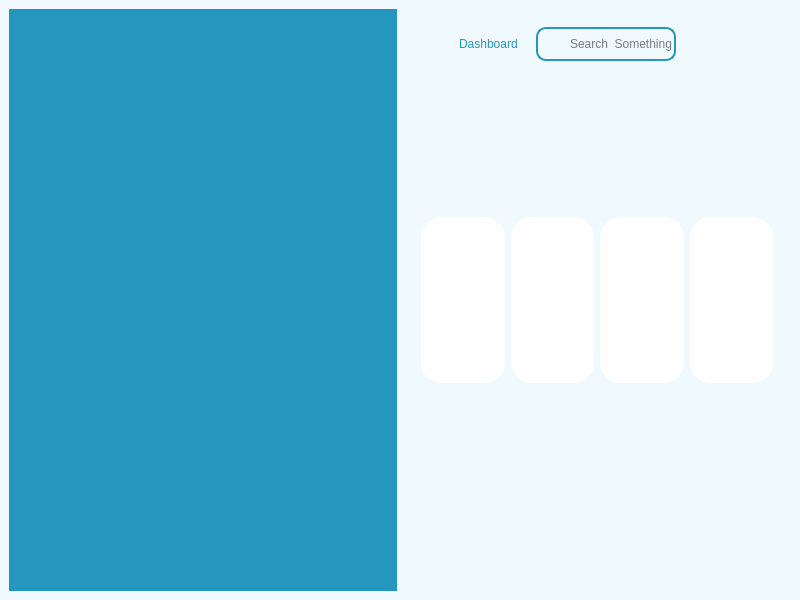
pmanht/FL-SemNet-app, file interface.ui: the form before one commit.
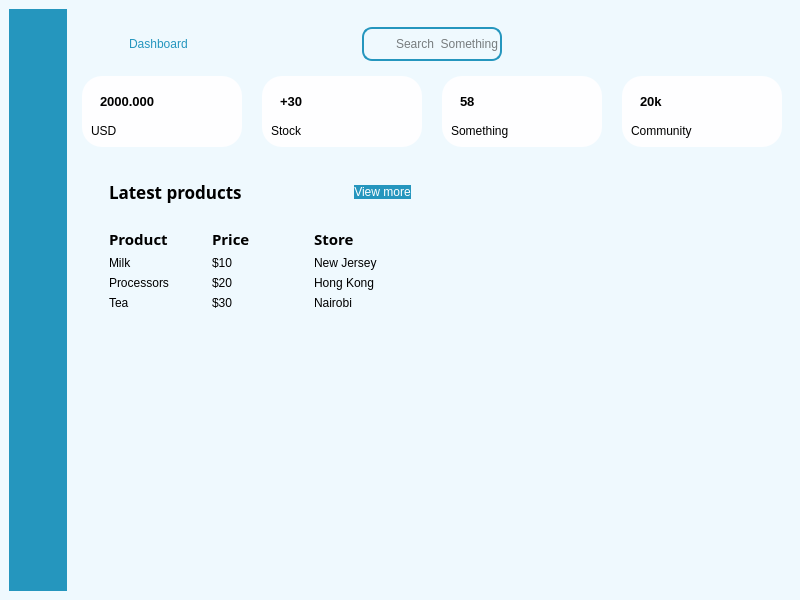
The form after the commit. Icons and pictures are not drawn.

What changed in the file:
```diff
--- a/interface.ui
+++ b/interface.ui
@@ -19,6 +19,7 @@
 	color:#000;
 	border: none;
 }
+
 #centralwidget {
 	background-color: #eff9fe;
 }
@@ -43,6 +44,12 @@
 #card1, #card2, #card3, #card4 {
 	background-color: #fefeff;
 	border-radius: 20px;
+}
+
+#pushButton {
+	background-color: #2596be;
+	color: #fff;
+	border-radius: 10px;
 }</string>
    </property>
    <layout class="QHBoxLayout" name="horizontalLayout">
@@ -215,51 +222,517 @@
           </size>
          </property>
          <layout class="QHBoxLayout" name="horizontalLayout_7">
+          <property name="spacing">
+           <number>20</number>
+          </property>
+          <property name="leftMargin">
+           <number>0</number>
+          </property>
+          <property name="topMargin">
+           <number>0</number>
+          </property>
+          <property name="rightMargin">
+           <number>0</number>
+          </property>
+          <property name="bottomMargin">
+           <number>0</number>
+          </property>
           <item>
            <widget class="QFrame" name="card1">
+            <property name="minimumSize">
+             <size>
+              <width>160</width>
+              <height>0</height>
+             </size>
+            </property>
             <property name="frameShape">
              <enum>QFrame::StyledPanel</enum>
             </property>
             <property name="frameShadow">
              <enum>QFrame::Raised</enum>
             </property>
+            <layout class="QVBoxLayout" name="verticalLayout_2">
+             <item alignment="Qt::AlignTop">
+              <widget class="QFrame" name="frame">
+               <property name="enabled">
+                <bool>true</bool>
+               </property>
+               <property name="frameShape">
+                <enum>QFrame::StyledPanel</enum>
+               </property>
+               <property name="frameShadow">
+                <enum>QFrame::Raised</enum>
+               </property>
+               <layout class="QHBoxLayout" name="horizontalLayout_8">
+                <item>
+                 <widget class="QLabel" name="label">
+                  <property name="font">
+                   <font>
+                    <pointsize>10</pointsize>
+                    <bold>true</bold>
+                   </font>
+                  </property>
+                  <property name="text">
+                   <string>2000.000</string>
+                  </property>
+                 </widget>
+                </item>
+                <item>
+                 <widget class="QLabel" name="label_3">
+                  <property name="maximumSize">
+                   <size>
+                    <width>30</width>
+                    <height>30</height>
+                   </size>
+                  </property>
+                  <property name="text">
+                   <string/>
+                  </property>
+                  <property name="pixmap">
+                   <pixmap resource="resources.qrc">:/blueIcons/asserts/icons/blue/shopping-cart.png</pixmap>
+                  </property>
+                  <property name="scaledContents">
+                   <bool>true</bool>
+                  </property>
+                 </widget>
+                </item>
+               </layout>
+              </widget>
+             </item>
+             <item alignment="Qt::AlignTop">
+              <widget class="QLabel" name="label_4">
+               <property name="text">
+                <string>USD</string>
+               </property>
+              </widget>
+             </item>
+            </layout>
            </widget>
           </item>
           <item>
            <widget class="QFrame" name="card2">
+            <property name="minimumSize">
+             <size>
+              <width>160</width>
+              <height>0</height>
+             </size>
+            </property>
             <property name="frameShape">
              <enum>QFrame::StyledPanel</enum>
             </property>
             <property name="frameShadow">
              <enum>QFrame::Raised</enum>
             </property>
+            <layout class="QVBoxLayout" name="verticalLayout_3">
+             <item alignment="Qt::AlignTop">
+              <widget class="QFrame" name="frame_2">
+               <property name="enabled">
+                <bool>true</bool>
+               </property>
+               <property name="frameShape">
+                <enum>QFrame::StyledPanel</enum>
+               </property>
+               <property name="frameShadow">
+                <enum>QFrame::Raised</enum>
+               </property>
+               <layout class="QHBoxLayout" name="horizontalLayout_9">
+                <item>
+                 <widget class="QLabel" name="label_6">
+                  <property name="font">
+                   <font>
+                    <pointsize>10</pointsize>
+                    <bold>true</bold>
+                   </font>
+                  </property>
+                  <property name="text">
+                   <string>+30</string>
+                  </property>
+                 </widget>
+                </item>
+                <item>
+                 <widget class="QLabel" name="label_7">
+                  <property name="maximumSize">
+                   <size>
+                    <width>30</width>
+                    <height>30</height>
+                   </size>
+                  </property>
+                  <property name="text">
+                   <string/>
+                  </property>
+                  <property name="pixmap">
+                   <pixmap resource="resources.qrc">:/blueIcons/asserts/icons/blue/credit-card.png</pixmap>
+                  </property>
+                  <property name="scaledContents">
+                   <bool>true</bool>
+                  </property>
+                 </widget>
+                </item>
+               </layout>
+              </widget>
+             </item>
+             <item alignment="Qt::AlignTop">
+              <widget class="QLabel" name="label_5">
+               <property name="text">
+                <string>Stock</string>
+               </property>
+              </widget>
+             </item>
+            </layout>
            </widget>
           </item>
           <item>
            <widget class="QFrame" name="card4">
+            <property name="minimumSize">
+             <size>
+              <width>160</width>
+              <height>0</height>
+             </size>
+            </property>
             <property name="frameShape">
              <enum>QFrame::StyledPanel</enum>
             </property>
             <property name="frameShadow">
              <enum>QFrame::Raised</enum>
             </property>
+            <layout class="QVBoxLayout" name="verticalLayout_5">
+             <item alignment="Qt::AlignTop">
+              <widget class="QFrame" name="frame_4">
+               <property name="enabled">
+                <bool>true</bool>
+               </property>
+               <property name="frameShape">
+                <enum>QFrame::StyledPanel</enum>
+               </property>
+               <property name="frameShadow">
+                <enum>QFrame::Raised</enum>
+               </property>
+               <layout class="QHBoxLayout" name="horizontalLayout_11">
+                <item>
+                 <widget class="QLabel" name="label_12">
+                  <property name="font">
+                   <font>
+                    <pointsize>10</pointsize>
+                    <bold>true</bold>
+                   </font>
+                  </property>
+                  <property name="text">
+                   <string>58</string>
+                  </property>
+                 </widget>
+                </item>
+                <item>
+                 <widget class="QLabel" name="label_13">
+                  <property name="maximumSize">
+                   <size>
+                    <width>30</width>
+                    <height>30</height>
+                   </size>
+                  </property>
+                  <property name="text">
+                   <string/>
+                  </property>
+                  <property name="pixmap">
+                   <pixmap resource="resources.qrc">:/blueIcons/asserts/icons/blue/align-right.png</pixmap>
+                  </property>
+                  <property name="scaledContents">
+                   <bool>true</bool>
+                  </property>
+                 </widget>
+                </item>
+               </layout>
+              </widget>
+             </item>
+             <item alignment="Qt::AlignTop">
+              <widget class="QLabel" name="label_11">
+               <property name="text">
+                <string>Something</string>
+               </property>
+              </widget>
+             </item>
+            </layout>
            </widget>
           </item>
           <item>
            <widget class="QFrame" name="card3">
+            <property name="minimumSize">
+             <size>
+              <width>160</width>
+              <height>0</height>
+             </size>
+            </property>
             <property name="frameShape">
              <enum>QFrame::StyledPanel</enum>
             </property>
             <property name="frameShadow">
              <enum>QFrame::Raised</enum>
             </property>
+            <layout class="QVBoxLayout" name="verticalLayout_4">
+             <item alignment="Qt::AlignTop">
+              <widget class="QFrame" name="frame_3">
+               <property name="enabled">
+                <bool>true</bool>
+               </property>
+               <property name="frameShape">
+                <enum>QFrame::StyledPanel</enum>
+               </property>
+               <property name="frameShadow">
+                <enum>QFrame::Raised</enum>
+               </property>
+               <layout class="QHBoxLayout" name="horizontalLayout_10">
+                <item>
+                 <widget class="QLabel" name="label_9">
+                  <property name="font">
+                   <font>
+                    <pointsize>10</pointsize>
+                    <bold>true</bold>
+                   </font>
+                  </property>
+                  <property name="text">
+                   <string>20k</string>
+                  </property>
+                 </widget>
+                </item>
+                <item>
+                 <widget class="QLabel" name="label_10">
+                  <property name="maximumSize">
+                   <size>
+                    <width>30</width>
+                    <height>30</height>
+                   </size>
+                  </property>
+                  <property name="text">
+                   <string/>
+                  </property>
+                  <property name="pixmap">
+                   <pixmap resource="resources.qrc">:/blueIcons/asserts/icons/blue/shopping-cart.png</pixmap>
+                  </property>
+                  <property name="scaledContents">
+                   <bool>true</bool>
+                  </property>
+                 </widget>
+                </item>
+               </layout>
+              </widget>
+             </item>
+             <item alignment="Qt::AlignTop">
+              <widget class="QLabel" name="label_8">
+               <property name="text">
+                <string>Community</string>
+               </property>
+              </widget>
+             </item>
+            </layout>
            </widget>
           </item>
          </layout>
         </widget>
        </item>
        <item>
-        <widget class="QWidget" name="mainFrame" native="true"/>
+        <widget class="QWidget" name="mainFrame" native="true">
+         <property name="sizePolicy">
+          <sizepolicy hsizetype="Preferred" vsizetype="Expanding">
+           <horstretch>0</horstretch>
+           <verstretch>0</verstretch>
+          </sizepolicy>
+         </property>
+         <layout class="QHBoxLayout" name="horizontalLayout_12">
+          <item>
+           <widget class="QWidget" name="widget_4" native="true">
+            <layout class="QVBoxLayout" name="verticalLayout_6">
+             <item alignment="Qt::AlignTop">
+              <widget class="QFrame" name="frame_5">
+               <property name="frameShape">
+                <enum>QFrame::StyledPanel</enum>
+               </property>
+               <property name="frameShadow">
+                <enum>QFrame::Raised</enum>
+               </property>
+               <layout class="QHBoxLayout" name="horizontalLayout_13">
+                <item alignment="Qt::AlignLeft">
+                 <widget class="QLabel" name="label_14">
+                  <property name="font">
+                   <font>
+                    <family>Noto Sans</family>
+                    <pointsize>13</pointsize>
+                    <bold>true</bold>
+                   </font>
+                  </property>
+                  <property name="text">
+                   <string>Latest products</string>
+                  </property>
+                 </widget>
+                </item>
+                <item alignment="Qt::AlignRight">
+                 <widget class="QPushButton" name="pushButton">
+                  <property name="text">
+                   <string>View more</string>
+                  </property>
+                  <property name="icon">
+                   <iconset resource="resources.qrc">
+                    <normaloff>:/blackIcons/asserts/icons/black/arrow-right.svg</normaloff>:/blackIcons/asserts/icons/black/arrow-right.svg</iconset>
+                  </property>
+                  <property name="iconSize">
+                   <size>
+                    <width>24</width>
+                    <height>24</height>
+                   </size>
+                  </property>
+                 </widget>
+                </item>
+               </layout>
+              </widget>
+             </item>
+             <item alignment="Qt::AlignTop">
+              <widget class="QFrame" name="frame_6">
+               <property name="sizePolicy">
+                <sizepolicy hsizetype="Preferred" vsizetype="Expanding">
+                 <horstretch>0</horstretch>
+                 <verstretch>0</verstretch>
+                </sizepolicy>
+               </property>
+               <property name="frameShape">
+                <enum>QFrame::StyledPanel</enum>
+               </property>
+               <property name="frameShadow">
+                <enum>QFrame::Raised</enum>
+               </property>
+               <layout class="QGridLayout" name="gridLayout">
+                <item row="0" column="2">
+                 <widget class="QLabel" name="label_17">
+                  <property name="font">
+                   <font>
+                    <family>Noto Sans</family>
+                    <pointsize>11</pointsize>
+                    <bold>true</bold>
+                   </font>
+                  </property>
+                  <property name="text">
+                   <string>Store</string>
+                  </property>
+                 </widget>
+                </item>
+                <item row="2" column="0">
+                 <widget class="QLabel" name="label_23">
+                  <property name="text">
+                   <string>Processors</string>
+                  </property>
+                 </widget>
+                </item>
+                <item row="0" column="1">
+                 <widget class="QLabel" name="label_16">
+                  <property name="font">
+                   <font>
+                    <family>Noto Sans</family>
+                    <pointsize>11</pointsize>
+                    <bold>true</bold>
+                   </font>
+                  </property>
+                  <property name="text">
+                   <string>Price</string>
+                  </property>
+                 </widget>
+                </item>
+                <item row="2" column="1">
+                 <widget class="QLabel" name="label_22">
+                  <property name="text">
+                   <string>$20</string>
+                  </property>
+                 </widget>
+                </item>
+                <item row="1" column="1">
+                 <widget class="QLabel" name="label_19">
+                  <property name="text">
+                   <string>$10</string>
+                  </property>
+                 </widget>
+                </item>
+                <item row="1" column="0">
+                 <widget class="QLabel" name="label_20">
+                  <property name="text">
+                   <string>Milk</string>
+                  </property>
+                 </widget>
+                </item>
+                <item row="0" column="0">
+                 <widget class="QLabel" name="label_15">
+                  <property name="font">
+                   <font>
+                    <family>Noto Sans</family>
+                    <pointsize>11</pointsize>
+                    <bold>true</bold>
+                   </font>
+                  </property>
+                  <property name="text">
+                   <string>Product</string>
+                  </property>
+                 </widget>
+                </item>
+                <item row="1" column="2">
+                 <widget class="QLabel" name="label_18">
+                  <property name="text">
+                   <string>New Jersey</string>
+                  </property>
+                 </widget>
+                </item>
+                <item row="2" column="2">
+                 <widget class="QLabel" name="label_21">
+                  <property name="text">
+                   <string>Hong Kong</string>
+                  </property>
+                 </widget>
+                </item>
+                <item row="3" column="0">
+                 <widget class="QLabel" name="label_24">
+                  <property name="text">
+                   <string>Tea</string>
+                  </property>
+                 </widget>
+                </item>
+                <item row="3" column="1">
+                 <widget class="QLabel" name="label_25">
+                  <property name="text">
+                   <string>$30</string>
+                  </property>
+                 </widget>
+                </item>
+                <item row="3" column="2">
+                 <widget class="QLabel" name="label_26">
+                  <property name="text">
+                   <string>Nairobi</string>
+                  </property>
+                 </widget>
+                </item>
+               </layout>
+              </widget>
+             </item>
+             <item>
+              <spacer name="verticalSpacer">
+               <property name="orientation">
+                <enum>Qt::Vertical</enum>
+               </property>
+               <property name="sizeHint" stdset="0">
+                <size>
+                 <width>20</width>
+                 <height>40</height>
+                </size>
+               </property>
+              </spacer>
+             </item>
+            </layout>
+           </widget>
+          </item>
+          <item>
+           <widget class="QWidget" name="widget_5" native="true">
+            <property name="font">
+             <font>
+              <pointsize>11</pointsize>
+             </font>
+            </property>
+           </widget>
+          </item>
+         </layout>
+        </widget>
        </item>
       </layout>
      </widget>
```
